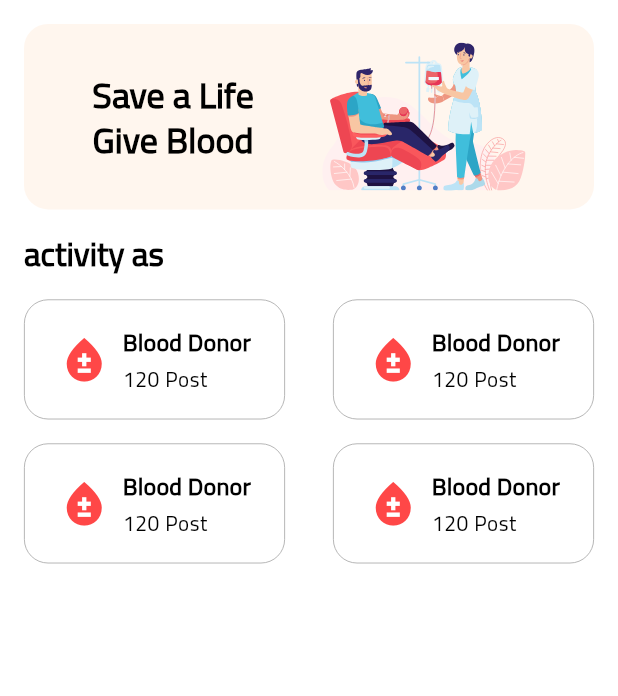
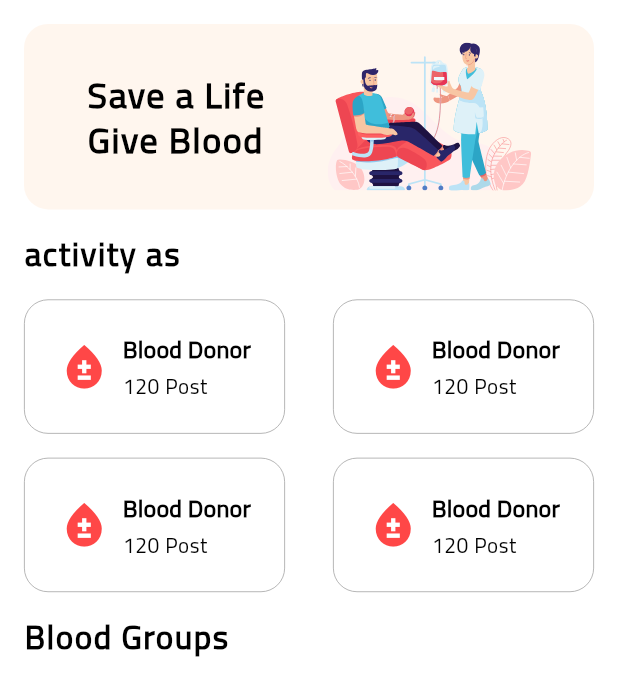
Before and after one commit to AhmedOmran22/Blood-Bank-Application, a Flutter app: the HomeView screen opened directly, on a phone screen of 412 x 824 dp. Shown: the top 696 px of the screen. Run offline on Flutter 3.47's test engine with Material 3 defaults, Android fonts, the phone set to English and light mode, and no system bars; our stand-ins replace cloud_firestore, dartz, dio, easy_localization, firebase_auth, firebase_core and 11 more; accounts and stored records are empty.

Commit message:
Refactor ActivityOptionsGrid to use SliverGrid, update HomeViewBody layout, and enhance text styling in SaveLife and SliverText widgets

```diff
--- a/lib/features/home/presentation/views/widgets/activity_options_grid.dart
+++ b/lib/features/home/presentation/views/widgets/activity_options_grid.dart
@@ -8,24 +8,16 @@ class ActivityOptionsGrid extends StatelessWidget {
 
   @override
   Widget build(BuildContext context) {
-    return const Column(
-      spacing: 16,
-      children: [
-        Row(
-          mainAxisAlignment: MainAxisAlignment.spaceEvenly,
-          children: [
-            BloodActivityItem(),
-            BloodActivityItem(),
-          ],
-        ),
-        Row(
-          mainAxisAlignment: MainAxisAlignment.spaceEvenly,
-          children: [
-            BloodActivityItem(),
-            BloodActivityItem(),
-          ],
-        ),
-      ],
+    return SliverGrid(
+      gridDelegate: const SliverGridDelegateWithFixedCrossAxisCount(
+        crossAxisCount: 2,
+        mainAxisSpacing: 16,
+        childAspectRatio: 2.3,
+      ),
+      delegate: SliverChildBuilderDelegate(
+        (context, index) => const BloodActivityItem(),
+        childCount: 4, // عدد العناصر
+      ),
     );
   }
 }
--- a/lib/features/home/presentation/views/widgets/blood_activity_icon.dart
+++ b/lib/features/home/presentation/views/widgets/blood_activity_icon.dart
@@ -11,7 +11,7 @@ class BloodActivityItem extends StatelessWidget {
   Widget build(BuildContext context) {
     return Expanded(
       child: Container(
-        padding: const EdgeInsets.symmetric(horizontal: 16, vertical: 16),
+        // padding: const EdgeInsets.symmetric(horizontal: 16, vertical: 16),
         alignment: Alignment.center,
         margin: const EdgeInsets.symmetric(horizontal: 16),
         decoration: BoxDecoration(
--- a/lib/features/home/presentation/views/widgets/home_sliver_app_bar.dart
+++ b/lib/features/home/presentation/views/widgets/home_sliver_app_bar.dart
@@ -12,6 +12,7 @@ class HomeSliverAppBar extends StatelessWidget {
   @override
   Widget build(BuildContext context) {
     return SliverAppBar(
+      surfaceTintColor: Theme.of(context).colorScheme.surface,
       backgroundColor: Theme.of(context).colorScheme.surface,
       expandedHeight: 80,
       floating: true,
--- a/lib/features/home/presentation/views/widgets/home_view_body.dart
+++ b/lib/features/home/presentation/views/widgets/home_view_body.dart
@@ -18,9 +18,9 @@ class HomeViewBody extends StatelessWidget {
         SliverToBoxAdapter(child: SizedBox(height: 16)),
         SliverText(text: "activity as "),
         SliverToBoxAdapter(child: SizedBox(height: 16)),
-        SliverToBoxAdapter(
-          child: ActivityOptionsGrid(),
-        ),
+        ActivityOptionsGrid(),
+        SliverToBoxAdapter(child: SizedBox(height: 16)),
+        SliverText(text: "Blood Groups"),
       ],
     );
   }
--- a/lib/features/home/presentation/views/widgets/save_life.dart
+++ b/lib/features/home/presentation/views/widgets/save_life.dart
@@ -24,7 +24,9 @@ class SaveLife extends StatelessWidget {
             Text(
               "Save a Life\nGive Blood",
               textAlign: TextAlign.center,
-              style: Theme.of(context).textTheme.titleLarge,
+              style: Theme.of(context).textTheme.titleLarge!.copyWith(
+                    letterSpacing: 1,
+                  ),
             ),
             SvgPicture.asset(
               AppAssets.imagesAnotherTesting,
--- a/lib/features/home/presentation/views/widgets/sliver_text.dart
+++ b/lib/features/home/presentation/views/widgets/sliver_text.dart
@@ -14,7 +14,10 @@ class SliverText extends StatelessWidget {
       sliver: SliverToBoxAdapter(
         child: Text(
           text,
-          style: Theme.of(context).textTheme.titleLarge!.copyWith(fontSize: 22),
+          style: Theme.of(context)
+              .textTheme
+              .titleLarge!
+              .copyWith(letterSpacing: 1, fontSize: 22),
         ),
       ),
     );
```
